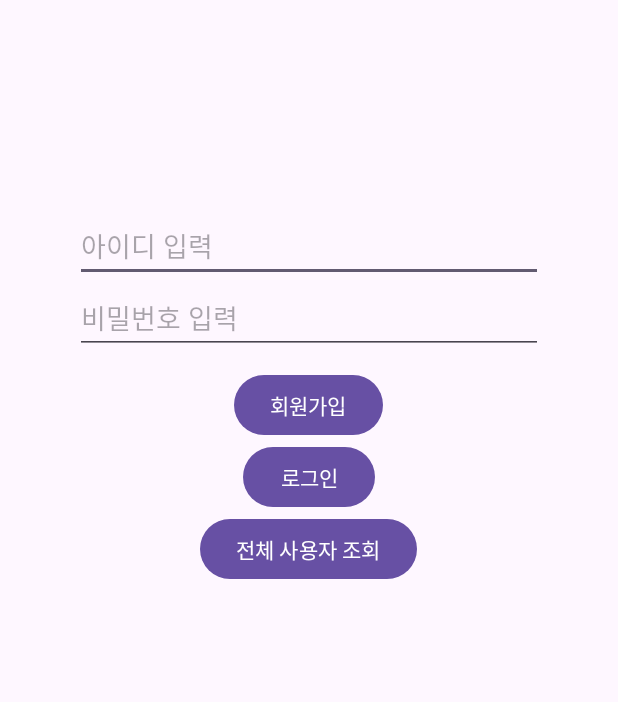
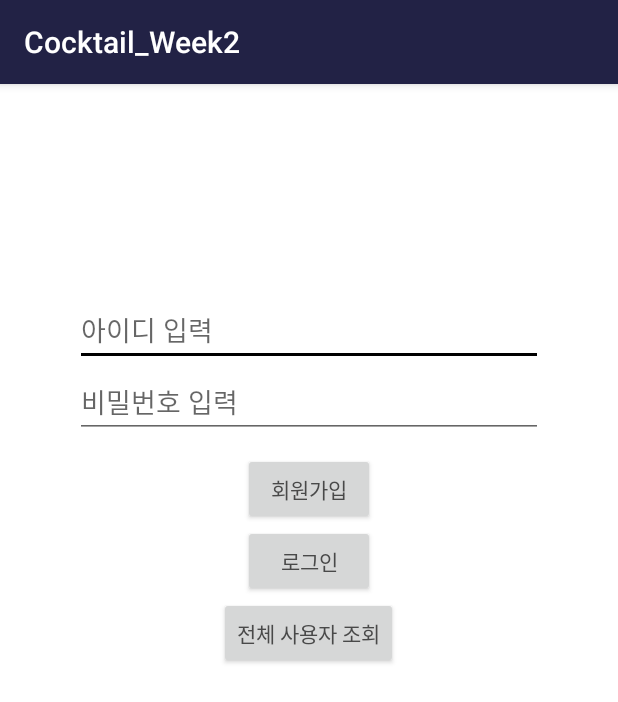
Before and after one commit to blackcat417/MadcampWeek2, an Android app: the screen it shows after launch (MainActivity), on a phone screen of 412 x 824 dp. Shown: the top 702 px of the screen. Run offline under Robolectric (Android 15) with nearby library versions, the phone set to English and light mode, and no system bars.

Commit message:
수정!수정

```diff
--- a/app/src/main/AndroidManifest.xml
+++ b/app/src/main/AndroidManifest.xml
@@ -4,13 +4,14 @@
 
     <application
         android:allowBackup="true"
+        android:usesCleartextTraffic="true"
         android:dataExtractionRules="@xml/data_extraction_rules"
         android:fullBackupContent="@xml/backup_rules"
         android:icon="@mipmap/ic_launcher"
         android:label="@string/app_name"
         android:roundIcon="@mipmap/ic_launcher_round"
         android:supportsRtl="true"
-        android:theme="@style/Theme.Cocktail_Week2"
+        android:theme="@style/AppTheme"
         tools:targetApi="31">
         <activity
             android:name=".MainActivity"
--- a/app/src/main/res/layout/activity_main.xml
+++ b/app/src/main/res/layout/activity_main.xml
@@ -11,6 +11,7 @@
         android:layout_marginTop="140dp"
         android:layout_marginLeft="50dp"
         android:layout_marginRight="50dp"
+        android:textColor="#000000"
         android:hint="아이디 입력"/>
 
     <!-- 비밀번호 입력 EditText -->
@@ -20,6 +21,7 @@
         android:layout_height="wrap_content"
         android:layout_marginLeft="50dp"
         android:layout_marginRight="50dp"
+        android:textColor="#000000"
         android:inputType="textPassword"
         android:hint="비밀번호 입력"
         android:layout_below="@id/inputID"/>
--- a/app/src/main/res/values/colors.xml
+++ b/app/src/main/res/values/colors.xml
@@ -1,5 +1,19 @@
 <?xml version="1.0" encoding="utf-8"?>
 <resources>
-    <color name="black">#FF000000</color>
+    <color name="black">#000000</color>
     <color name="white">#FFFFFFFF</color>
+
+        <!-- 기본 색상 -->
+        <color name="colorPrimary">#222245</color> <!-- 어두운 남색 -->
+        <color name="colorPrimaryDark">#090910</color> <!-- 더 어두운 남색 -->
+        <color name="colorAccent">#FFFFFF</color> <!-- 악센트 색상 -->
+
+        <!-- 텍스트 색상 -->
+        <color name="colorTextPrimary">#494949</color> <!-- 밝은 흰색 -->
+        <color name="colorTextSecondary">#272727</color> <!-- 회색 -->
+
+        <!-- 기타 색상 -->
+        <color name="colorBackground">#FFFFFF</color> <!-- 거의 검은색 -->
+        <color name="colorSurface">#515151</color> <!-- 어두운 회색 -->
+
 </resources>
--- /dev/null
+++ b/app/src/main/res/values/styles.xml
@@ -0,0 +1,20 @@
+<?xml version="1.0" encoding="utf-8"?>
+<resources>
+
+    <!-- 앱의 기본 테마를 상속받는 Base 테마 정의 -->
+    <style name="AppTheme.Base" parent="Theme.AppCompat.Light.DarkActionBar">
+        <!-- 색상 설정 -->
+        <item name="colorPrimary">@color/colorPrimary</item>
+        <item name="colorPrimaryDark">@color/colorPrimaryDark</item>
+        <item name="colorAccent">#000000</item>
+
+        <!-- 기타 스타일 설정 -->
+        <item name="android:windowBackground">@color/colorBackground</item>
+        <item name="android:textColor">@color/colorTextPrimary</item>
+    </style>
+
+    <!-- 앱의 기본 테마를 AppTheme.Base로 설정 -->
+    <style name="AppTheme" parent="AppTheme.Base">
+        <!-- 추가적인 스타일 설정 (필요한 경우) -->
+    </style>
+</resources>
```
Also changed, not shown: app/src/main/java/com/example/cocktail_week2/MainActivity.kt (+22 -5 lines).
